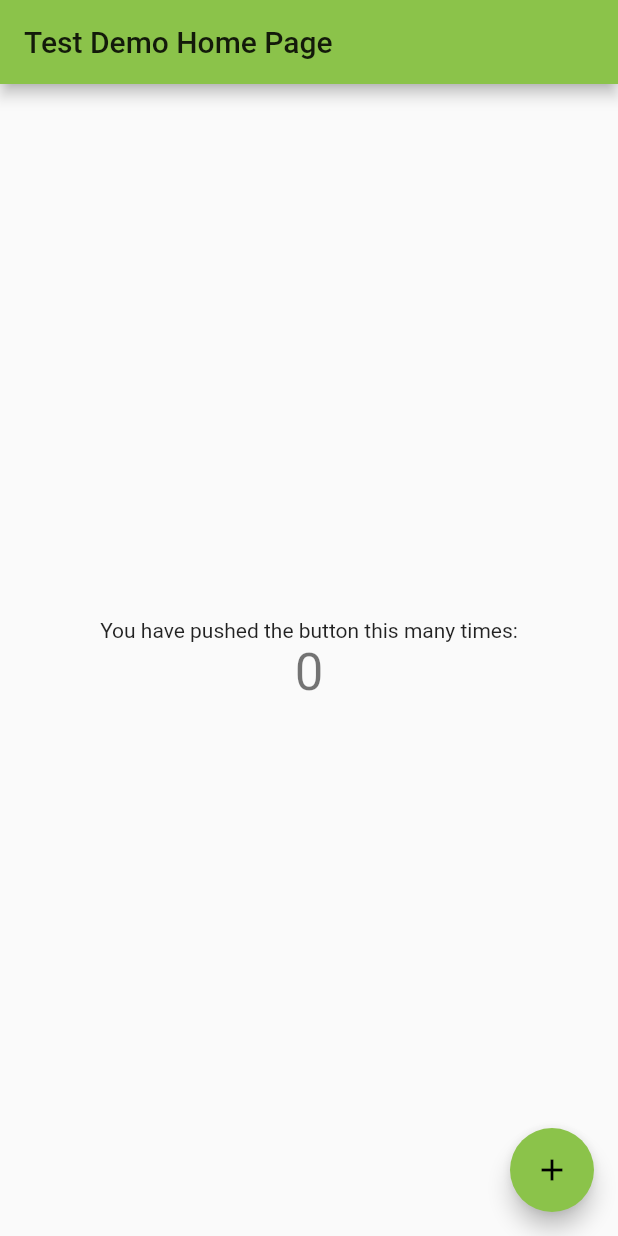
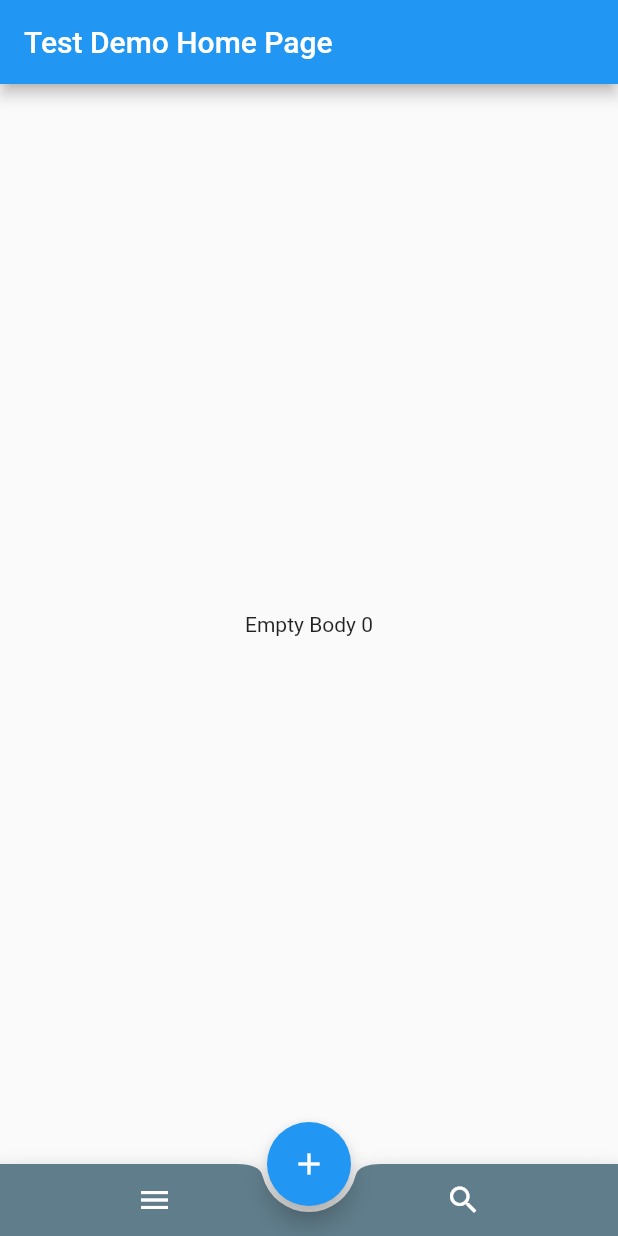
Before and after one commit to mvnworld/flutter_trials, a Flutter app: the screen it shows after launch, on a phone screen of 412 x 824 dp. Run offline on Flutter 3.47's test engine with Material 2 defaults, Android fonts, the phone set to English and light mode, and no system bars.

Commit message:
added FAB

```diff
--- a/lib/main.dart
+++ b/lib/main.dart
@@ -11,19 +11,6 @@ class MyApp extends StatelessWidget {
     return MaterialApp(
       title: 'Sudeep Demo',
       theme: ThemeData(
-        // This is the theme of your application.
-        //
-        // Try running your application with "flutter run". You'll see the
-        // application has a blue toolbar. Then, without quitting the app, try
-        // changing the primarySwatch below to Colors.green and then invoke
-        // "hot reload" (press "r" in the console where you ran "flutter run",
-        // or simply save your changes to "hot reload" in a Flutter IDE).
-        // Notice that the counter didn't reset back to zero; the application
-        // is not restarted.
-        primarySwatch: Colors.lightGreen,
-        // This makes the visual density adapt to the platform that you run
-        // the app on. For desktop platforms, the controls will be smaller and
-        // closer together (more dense) than on mobile platforms.
         visualDensity: VisualDensity.adaptivePlatformDensity,
       ),
       home: MyHomePage(title: 'Test Demo Home Page'),
@@ -51,67 +38,68 @@ class MyHomePage extends StatefulWidget {
 
 class _MyHomePageState extends State<MyHomePage> {
   int _counter = 0;
-
+  PageController _myPage = PageController(initialPage: 0);
   void _incrementCounter() {
     setState(() {
-      // This call to setState tells the Flutter framework that something has
-      // changed in this State, which causes it to rerun the build method below
-      // so that the display can reflect the updated values. If we changed
-      // _counter without calling setState(), then the build method would not be
-      // called again, and so nothing would appear to happen.
       _counter++;
     });
   }
 
   @override
   Widget build(BuildContext context) {
-    // This method is rerun every time setState is called, for instance as done
-    // by the _incrementCounter method above.
-    //
-    // The Flutter framework has been optimized to make rerunning build methods
-    // fast, so that you can just rebuild anything that needs updating rather
-    // than having to individually change instances of widgets.
     return Scaffold(
       appBar: AppBar(
-        // Here we take the value from the MyHomePage object that was created by
-        // the App.build method, and use it to set our appbar title.
         title: Text(widget.title),
       ),
-      body: Center(
-        // Center is a layout widget. It takes a single child and positions it
-        // in the middle of the parent.
-        child: Column(
-          // Column is also a layout widget. It takes a list of children and
-          // arranges them vertically. By default, it sizes itself to fit its
-          // children horizontally, and tries to be as tall as its parent.
-          //
-          // Invoke "debug painting" (press "p" in the console, choose the
-          // "Toggle Debug Paint" action from the Flutter Inspector in Android
-          // Studio, or the "Toggle Debug Paint" command in Visual Studio Code)
-          // to see the wireframe for each widget.
-          //
-          // Column has various properties to control how it sizes itself and
-          // how it positions its children. Here we use mainAxisAlignment to
-          // center the children vertically; the main axis here is the vertical
-          // axis because Columns are vertical (the cross axis would be
-          // horizontal).
-          mainAxisAlignment: MainAxisAlignment.center,
-          children: <Widget>[
-            Text(
-              'You have pushed the button this many times:',
+      body: PageView(
+        controller: _myPage,
+        children: [
+          Center(
+            child: Container(
+              child: Text('Empty Body 0'),
             ),
-            Text(
-              '$_counter',
-              style: Theme.of(context).textTheme.headline4,
+          ),
+          Center(
+            child: Container(
+              child: Text('Empty Body 1'),
             ),
-          ],
-        ),
+          ),
+        ],
       ),
+      floatingActionButtonLocation: FloatingActionButtonLocation.centerDocked,
       floatingActionButton: FloatingActionButton(
         onPressed: _incrementCounter,
         tooltip: 'Increment',
         child: Icon(Icons.add),
-      ), // This trailing comma makes auto-formatting nicer for build methods.
+      ),
+      bottomNavigationBar: BottomAppBar(
+        child: Row(
+          mainAxisSize: MainAxisSize.max,
+          mainAxisAlignment: MainAxisAlignment.spaceAround,
+          children: <Widget>[
+            IconButton(
+              icon: Icon(Icons.menu),
+              color: Colors.white,
+              onPressed: () {setState(() {
+                _myPage.jumpToPage(0);
+              });},
+
+            ),
+            IconButton(
+              icon: Icon(Icons.search),
+              color: Colors.white,
+              onPressed: () {
+                setState(() {
+                  _myPage.jumpToPage(1);
+                });
+              },
+            ),
+          ],
+        ),
+        shape: CircularNotchedRectangle(),
+        color: Colors.blueGrey,
+
+      ),
     );
   }
 }
```
